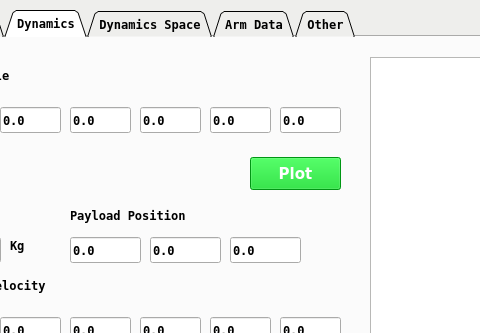
SamKaiYang/Optimization-of-robotic-arm-design, file interface_control/scripts/main.ui: the form before one commit; both pictures show x 92 to 572 and y 0 to 333 of the 966 by 560 pixel window.
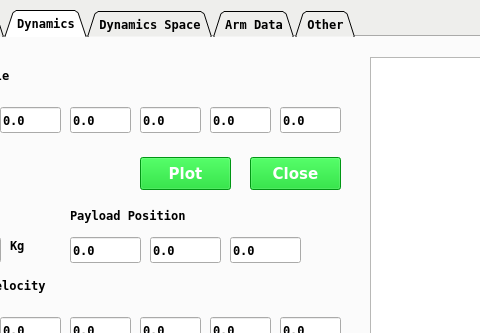
The form after the commit. The open tabs and pages were chosen to show the change. Icons and pictures are not drawn.

Commit message: add plot close function

What changed in the file:
```diff
--- a/interface_control/scripts/main.ui
+++ b/interface_control/scripts/main.ui
@@ -919,7 +919,7 @@
      <widget class="QPushButton" name="btn_arm_plot">
       <property name="geometry">
        <rect>
-        <x>340</x>
+        <x>230</x>
         <y>120</y>
         <width>91</width>
         <height>33</height>
@@ -1112,6 +1112,202 @@
        <string>Plot</string>
       </property>
      </widget>
+     <widget class="QPushButton" name="btn_arm_plot_close">
+      <property name="geometry">
+       <rect>
+        <x>340</x>
+        <y>120</y>
+        <width>91</width>
+        <height>33</height>
+       </rect>
+      </property>
+      <property name="palette">
+       <palette>
+        <active>
+         <colorrole role="WindowText">
+          <brush brushstyle="SolidPattern">
+           <color alpha="255">
+            <red>255</red>
+            <green>255</green>
+            <blue>255</blue>
+           </color>
+          </brush>
+         </colorrole>
+         <colorrole role="Button">
+          <brush brushstyle="SolidPattern">
+           <color alpha="255">
+            <red>0</red>
+            <green>210</green>
+            <blue>26</blue>
+           </color>
+          </brush>
+         </colorrole>
+         <colorrole role="Text">
+          <brush brushstyle="SolidPattern">
+           <color alpha="255">
+            <red>255</red>
+            <green>255</green>
+            <blue>255</blue>
+           </color>
+          </brush>
+         </colorrole>
+         <colorrole role="ButtonText">
+          <brush brushstyle="SolidPattern">
+           <color alpha="255">
+            <red>255</red>
+            <green>255</green>
+            <blue>255</blue>
+           </color>
+          </brush>
+         </colorrole>
+         <colorrole role="Base">
+          <brush brushstyle="SolidPattern">
+           <color alpha="255">
+            <red>0</red>
+            <green>210</green>
+            <blue>26</blue>
+           </color>
+          </brush>
+         </colorrole>
+         <colorrole role="Window">
+          <brush brushstyle="SolidPattern">
+           <color alpha="255">
+            <red>0</red>
+            <green>210</green>
+            <blue>26</blue>
+           </color>
+          </brush>
+         </colorrole>
+        </active>
+        <inactive>
+         <colorrole role="WindowText">
+          <brush brushstyle="SolidPattern">
+           <color alpha="255">
+            <red>255</red>
+            <green>255</green>
+            <blue>255</blue>
+           </color>
+          </brush>
+         </colorrole>
+         <colorrole role="Button">
+          <brush brushstyle="SolidPattern">
+           <color alpha="255">
+            <red>0</red>
+            <green>210</green>
+            <blue>26</blue>
+           </color>
+          </brush>
+         </colorrole>
+         <colorrole role="Text">
+          <brush brushstyle="SolidPattern">
+           <color alpha="255">
+            <red>255</red>
+            <green>255</green>
+            <blue>255</blue>
+           </color>
+          </brush>
+         </colorrole>
+         <colorrole role="ButtonText">
+          <brush brushstyle="SolidPattern">
+           <color alpha="255">
+            <red>255</red>
+            <green>255</green>
+            <blue>255</blue>
+           </color>
+          </brush>
+         </colorrole>
+         <colorrole role="Base">
+          <brush brushstyle="SolidPattern">
+           <color alpha="255">
+            <red>0</red>
+            <green>210</green>
+            <blue>26</blue>
+           </color>
+          </brush>
+         </colorrole>
+         <colorrole role="Window">
+          <brush brushstyle="SolidPattern">
+           <color alpha="255">
+            <red>0</red>
+            <green>210</green>
+            <blue>26</blue>
+           </color>
+          </brush>
+         </colorrole>
+        </inactive>
+        <disabled>
+         <colorrole role="WindowText">
+          <brush brushstyle="SolidPattern">
+           <color alpha="255">
+            <red>255</red>
+            <green>255</green>
+            <blue>255</blue>
+           </color>
+          </brush>
+         </colorrole>
+         <colorrole role="Button">
+          <brush brushstyle="SolidPattern">
+           <color alpha="255">
+            <red>0</red>
+            <green>210</green>
+            <blue>26</blue>
+           </color>
+          </brush>
+         </colorrole>
+         <colorrole role="Text">
+          <brush brushstyle="SolidPattern">
+           <color alpha="255">
+            <red>255</red>
+            <green>255</green>
+            <blue>255</blue>
+           </color>
+          </brush>
+         </colorrole>
+         <colorrole role="ButtonText">
+          <brush brushstyle="SolidPattern">
+           <color alpha="255">
+            <red>255</red>
+            <green>255</green>
+            <blue>255</blue>
+           </color>
+          </brush>
+         </colorrole>
+         <colorrole role="Base">
+          <brush brushstyle="SolidPattern">
+           <color alpha="255">
+            <red>0</red>
+            <green>210</green>
+            <blue>26</blue>
+           </color>
+          </brush>
+         </colorrole>
+         <colorrole role="Window">
+          <brush brushstyle="SolidPattern">
+           <color alpha="255">
+            <red>0</red>
+            <green>210</green>
+            <blue>26</blue>
+           </color>
+          </brush>
+         </colorrole>
+        </disabled>
+       </palette>
+      </property>
+      <property name="font">
+       <font>
+        <family>Bitstream Vera Sans</family>
+        <pointsize>11</pointsize>
+        <weight>75</weight>
+        <bold>true</bold>
+       </font>
+      </property>
+      <property name="styleSheet">
+       <string notr="true">background-color:#00d21a;color:white;border-color: black;</string>
+      </property>
+      <property name="text">
+       <string>Close</string>
+      </property>
+     </widget>
     </widget>
     <widget class="QWidget" name="tab_state">
      <attribute name="title">
```
Left out of the diff: 2 changed lines with no effect on the pictures. The commit also changes 84 other files.
